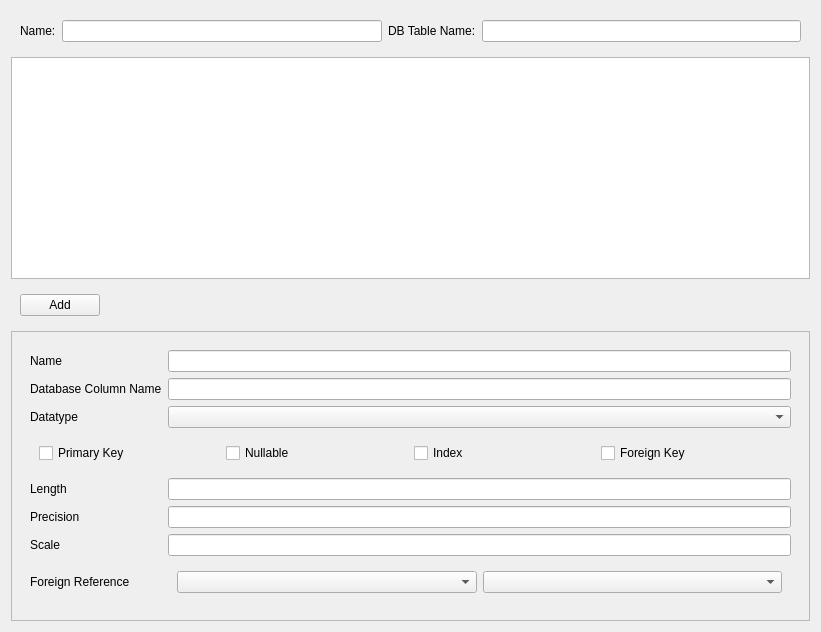
The window that PersistGUI/TableForm.ui (jplflyer/Persist) describes before a commit, drawn with Qt 5.
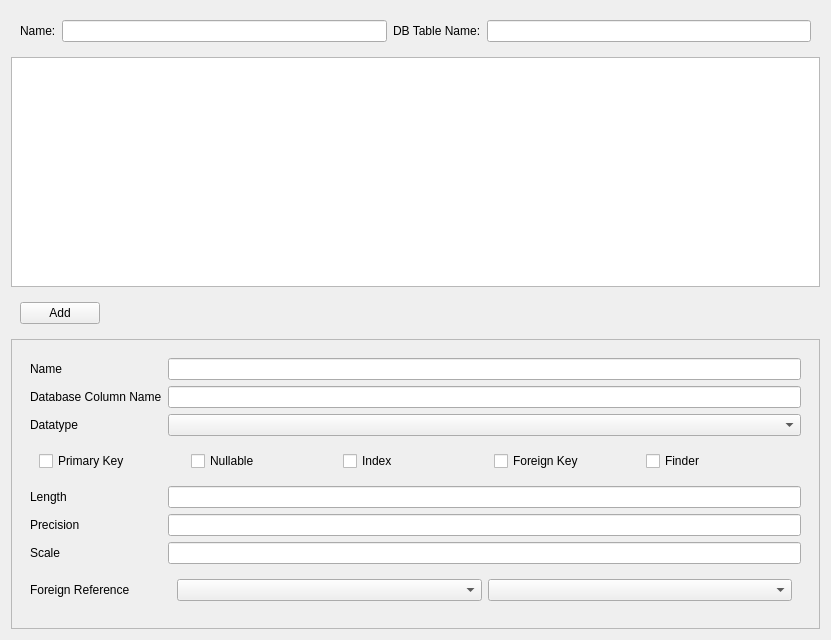
The same window after the commit.

The edit to the form file:
```diff
--- a/PersistGUI/TableForm.ui
+++ b/PersistGUI/TableForm.ui
@@ -6,8 +6,8 @@
    <rect>
     <x>0</x>
     <y>0</y>
-    <width>821</width>
-    <height>632</height>
+    <width>831</width>
+    <height>640</height>
    </rect>
   </property>
   <property name="windowTitle">
@@ -172,6 +172,13 @@
               </property>
              </widget>
             </item>
+            <item>
+             <widget class="QCheckBox" name="finderCB">
+              <property name="text">
+               <string>Finder</string>
+              </property>
+             </widget>
+            </item>
            </layout>
           </widget>
          </item>
```
